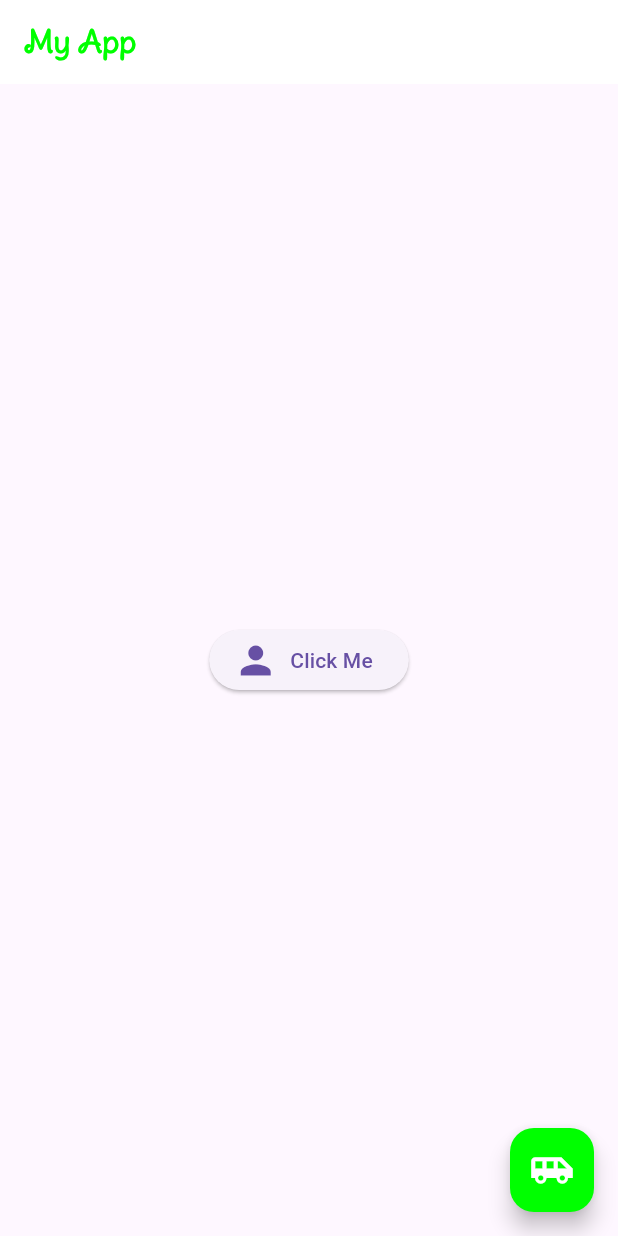
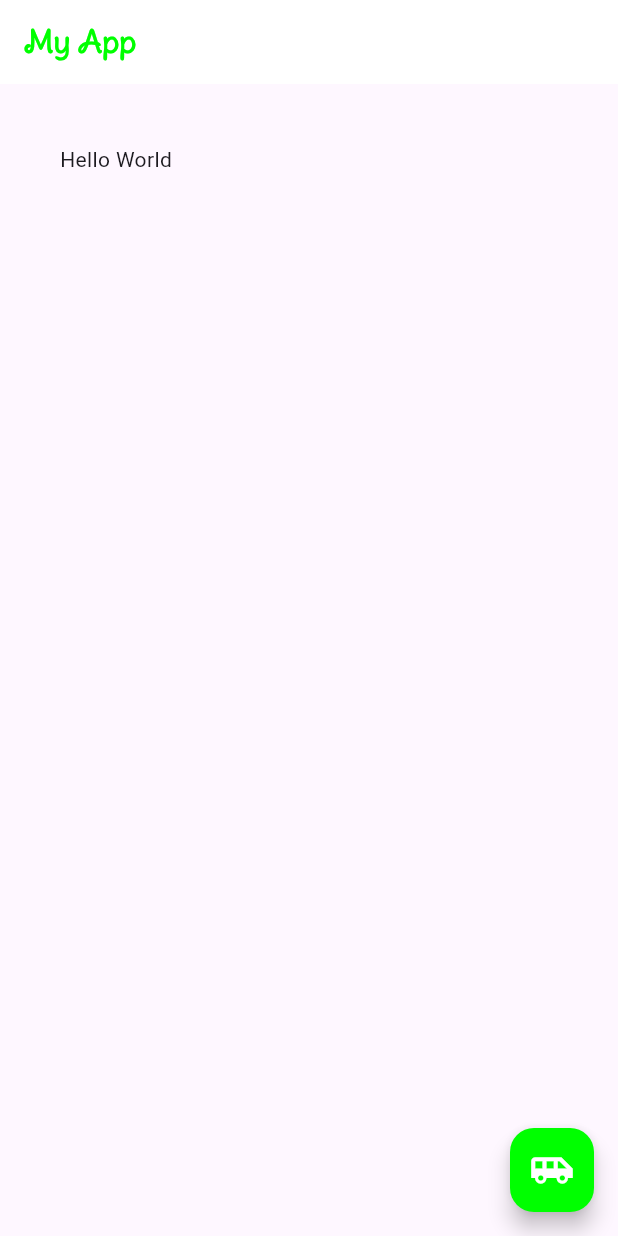
Before and after one commit to Samip-Nepal/Flutter_learning, a Flutter app: the screen it shows after launch, on a phone screen of 412 x 824 dp. Run offline on Flutter 3.47's test engine with Material 3 defaults, Android fonts, the phone set to English and light mode, and no system bars.

Commit message:
Container with padding

```diff
--- a/my_first_app/lib/main.dart
+++ b/my_first_app/lib/main.dart
@@ -24,30 +24,37 @@ class Myhome extends StatelessWidget {
           ),
         ),
       ),
-      body: Center(
-          // child: Text(
-          //   "Hello World",
-          //   style: TextStyle(
-          //     fontSize: 30,
-          //     color: Color(0xFF00FF00),
-          //     fontWeight: FontWeight.bold,
-          //   ),
-          // ),
-          // child: Image.asset('assets/random.jpg'),
-          // child: TextButton(
-          //   onPressed: () {
-          //     print("Button Pressed");
-          //   },
-          //   child: Text(
-          //     "Click Me",
-          //     style: TextStyle(
-          //       fontSize: 20,
-          //       color: Color(0xFF00FF00),
-          //       fontWeight: FontWeight.bold,
-          //     ),
-          //   ),
-          // ),
-          child: ElevatedButton.icon(
+      body: Container(
+        height: 200,
+        width: 200,
+        margin: EdgeInsets.all(20),
+        padding: EdgeInsets.all(20),
+        child: Text(
+          "Hello World",
+        ),
+        /*  // child: Text(
+           "Hello World",
+           style: TextStyle(
+            fontSize: 30,
+            color: Color(0xFF00FF00),
+             fontWeight: FontWeight.bold,
+           ),
+         ), */
+        /*   child: Image.asset('assets/random.jpg'),
+         child: TextButton(
+           onPressed: () {
+             print("Button Pressed");
+           },
+           child: Text(
+             "Click Me",
+             style: TextStyle(
+               fontSize: 20,
+               color: Color(0xFF00FF00),
+               fontWeight: FontWeight.bold,
+             ),
+           ),
+         ), */
+        /*  child: ElevatedButton.icon(
         onPressed: () {
           print("Button Pressed");
         },
@@ -58,7 +65,9 @@ class Myhome extends StatelessWidget {
         label: Text(
           "Click Me",
         ),
-      )),
+      ),
+      ), */
+      ),
       floatingActionButton: FloatingActionButton(
         onPressed: () {},
         backgroundColor: Color(0xFF00FF00),
```
